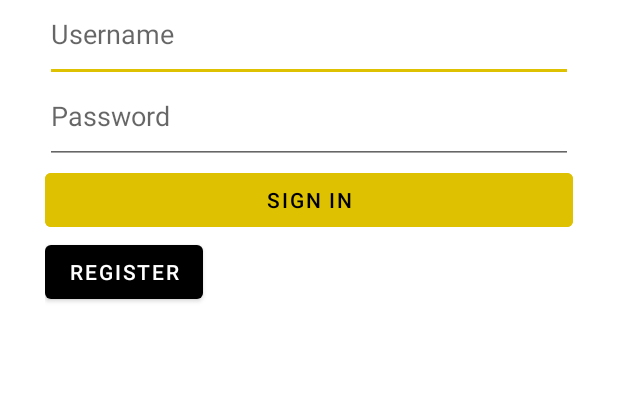
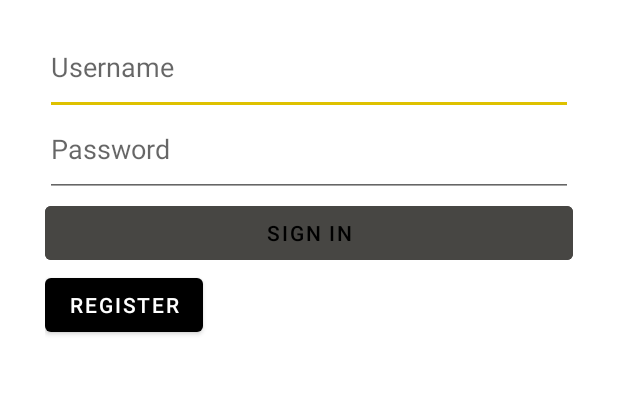
Before and after one commit to BowgartField/roundnet-tracker, an Android app: the screen it shows after launch (LoginActivity), on a phone screen of 412 x 824 dp, the part 281-676 px from its top. Run offline under Robolectric (Android 15) with nearby library versions, the phone set to English and light mode, and no system bars; 1 statement that could not run was skipped.

Commit message:
Add login logic

```diff
--- a/app/src/main/java/fr/hamchez/roundnettracker/database/DatabaseConnection.java
+++ b/app/src/main/java/fr/hamchez/roundnettracker/database/DatabaseConnection.java
@@ -23,7 +23,7 @@ public class DatabaseConnection {
 
             try{
 
-                connection = DriverManager.getConnection("jdbc:mysql://10.0.2.2:3306/tp2","root","");
+                connection = DriverManager.getConnection("jdbc:mysql://10.0.2.2:3306/roundnet","root","");
 
             }catch(Exception e){
                 e.printStackTrace();
--- /dev/null
+++ b/app/src/main/java/fr/hamchez/roundnettracker/database/RoundnetSQLite.java
@@ -0,0 +1,89 @@
+package fr.hamchez.roundnettracker.database;
+
+import android.content.ContentValues;
+import android.content.Context;
+import android.database.sqlite.SQLiteDatabase;
+import android.database.sqlite.SQLiteOpenHelper;
+
+import androidx.annotation.Nullable;
+
+import java.io.BufferedInputStream;
+import java.io.BufferedReader;
+import java.io.File;
+import java.io.InputStream;
+import java.io.InputStreamReader;
+import java.util.ArrayList;
+import java.util.Arrays;
+import java.util.List;
+
+import fr.hamchez.roundnettracker.R;
+
+public class RoundnetSQLite extends SQLiteOpenHelper {
+
+    Context context;
+
+    public RoundnetSQLite(Context context) {
+        super(context, "Roundnet", null, 1);
+
+        this.context = context;
+    }
+
+    @Override
+    public void onCreate(SQLiteDatabase db) {
+
+        System.out.println("OKKKKKKKKKKKKKKKKKKK");
+        createTables(db);
+    }
+
+    @Override
+    public void onUpgrade(SQLiteDatabase db, int oldVersion, int newVersion) {}
+
+    private void createTables(SQLiteDatabase db){
+
+        StringBuilder buffer = new StringBuilder();
+
+        try(InputStream is = context.getResources().openRawResource(R.raw.create_tables)){
+
+            // the stream holding the file content
+            BufferedReader bufferedReader = new BufferedReader(new InputStreamReader(is));
+
+            String line;
+
+            while ((line = bufferedReader.readLine()) != null) {
+
+                buffer.append(line);
+
+            }
+
+        }catch(Exception e){
+            e.printStackTrace();
+        }
+
+        // Arrays.asList(buffer.toString().split(";")).forEach(System.out::println);
+        Arrays.asList(buffer.toString().replace("\n","").split(";")).forEach(db::execSQL);
+
+    }
+
+    public void createTestPlayers(){
+
+        SQLiteDatabase db = this.getWritableDatabase();
+
+        ContentValues contentValues = new ContentValues();
+        contentValues.put("id","JB");
+        contentValues.put("userName","jbrichez");
+        contentValues.put("firstname","Jean-Benoit");
+        contentValues.put("lastname","Richez");
+        contentValues.put("birthday","22/02/2000");
+        contentValues.put("idTeam","0");
+
+        contentValues.put("password","$2a$12$MYpcwHsJzW4.50Zfrl7BYOnR/NolO5jSXoblyuJwseEnwnqFYAu5G");
+        contentValues.put("email","jerichez@gmail.com");
+
+        db.insert(
+                "Player",
+                null,
+                contentValues
+        );
+
+    }
+}
--- a/app/src/main/java/fr/hamchez/roundnettracker/ui/LoginActivity.java
+++ b/app/src/main/java/fr/hamchez/roundnettracker/ui/LoginActivity.java
@@ -2,25 +2,30 @@ package fr.hamchez.roundnettracker.ui;
 
 import androidx.appcompat.app.AppCompatActivity;
 
+import android.content.Intent;
 import android.os.Bundle;
 import android.text.Editable;
 import android.text.TextWatcher;
 import android.view.View;
 import android.widget.Button;
 import android.widget.EditText;
+import android.widget.TextView;
 
+import java.util.concurrent.Callable;
+
+import fr.hamchez.roundnettracker.MainActivity;
 import fr.hamchez.roundnettracker.R;
-import fr.hamchez.roundnettracker.database.DatabaseConnection;
-import fr.hamchez.roundnettracker.database.dao.UserDAO;
+import fr.hamchez.roundnettracker.database.RoundnetSQLite;
+import fr.hamchez.roundnettracker.database.dao.PlayerDAO;
+import fr.hamchez.roundnettracker.models.Player;
 
 public class LoginActivity extends AppCompatActivity {
 
     private EditText usernameEditText;
     private EditText passwordEditText;
+    private TextView errorMessageTextView;
 
     private Button signinButton;
-
-        UserDAO userDAO = new UserDAO();
 
     @Override
     protected void onCreate(Bundle savedInstanceState) {
@@ -30,10 +35,20 @@ public class LoginActivity extends AppCompatActivity {
         usernameEditText = findViewById(R.id.usernameEditText);
         passwordEditText = findViewById(R.id.passwordEditText);
         signinButton = findViewById(R.id.signinButton);
+        errorMessageTextView = findViewById(R.id.errorMessage);
 
         signinButton.setEnabled(false);
 
         addTextWatchers();
+
+
+        this.deleteDatabase("Roundnet");
+
+
+        RoundnetSQLite roundnetSQLite = new RoundnetSQLite(this);
+        roundnetSQLite.getWritableDatabase();
+
+        roundnetSQLite.createTestPlayers();
 
     }
 
@@ -47,7 +62,27 @@ public class LoginActivity extends AppCompatActivity {
 
             @Override
             public void onTextChanged(CharSequence s, int start, int before, int count) {
-                signinButton.setEnabled(s.length() != 0);
+                signinButton.setEnabled(
+                    !usernameEditText.getText().toString().isEmpty() &&  !passwordEditText.getText().toString().isEmpty()
+                );
+            }
+
+            @Override
+            public void afterTextChanged(Editable s) {
+
+            }
+        });
+        passwordEditText.addTextChangedListener(new TextWatcher() {
+            @Override
+            public void beforeTextChanged(CharSequence s, int start, int count, int after) {
+
+            }
+
+            @Override
+            public void onTextChanged(CharSequence s, int start, int before, int count) {
+                signinButton.setEnabled(
+                        !usernameEditText.getText().toString().isEmpty() &&  !passwordEditText.getText().toString().isEmpty()
+                );
             }
 
             @Override
@@ -56,35 +91,30 @@ public class LoginActivity extends AppCompatActivity {
             }
         });
 
-        passwordEditText.addTextChangedListener(new TextWatcher() {
-            @Override
-            public void beforeTextChanged(CharSequence s, int start, int count, int after) {
-
-            }
-
-            @Override
-            public void onTextChanged(CharSequence s, int start, int before, int count) {
-                signinButton.setEnabled(s.length() != 0);
-            }
-
-            @Override
-            public void afterTextChanged(Editable s) {
-
-            }
-        });
-
-
     }
 
     public void onSigninButtonClick(View view){
 
-        new Thread(() -> {
+        Callable<Player> getUser = () -> new PlayerDAO(this).login(usernameEditText.getText().toString(),passwordEditText.getText().toString());
 
+        try{
 
+            Player connectedPlayer = getUser.call();
 
-        });
+            if(connectedPlayer != null){
 
-        // userDAO.login(usernameEditText.getText(),passwordEditText.getText());
+                Intent intent = new Intent(this, MainActivity.class);
+                intent.putExtra("User", connectedPlayer);
+
+                startActivity(intent);
+
+            }else{
+                errorMessageTextView.setVisibility(View.VISIBLE);
+            }
+
+        }catch (Exception e){
+            e.printStackTrace();
+        }
 
     }
 
--- /dev/null
+++ b/app/src/main/res/color/button_color.xml
@@ -0,0 +1,5 @@
+<?xml version="1.0" encoding="utf-8"?>
+<selector xmlns:android="http://schemas.android.com/apk/res/android">
+    <item android:state_enabled="false" android:color="@color/grey"/>
+    <item android:color="@color/yellow" />
+</selector>
--- a/app/src/main/res/layout/activity_login.xml
+++ b/app/src/main/res/layout/activity_login.xml
@@ -26,6 +26,15 @@
             android:paddingLeft="30dp"
             android:paddingRight="30dp">
 
+            <TextView
+                android:id="@+id/errorMessage"
+                android:layout_width="match_parent"
+                android:layout_height="wrap_content"
+                android:text="@string/loginError"
+                android:textColor="#FF0000"
+                android:textSize="16sp"
+                android:visibility="invisible" />
+
             <EditText
                 android:id="@+id/usernameEditText"
                 android:layout_width="match_parent"
@@ -48,7 +57,7 @@
                 android:id="@+id/signinButton"
                 android:layout_width="match_parent"
                 android:layout_height="wrap_content"
-                android:backgroundTint="@color/yellow"
+                android:backgroundTint="@color/button_color"
                 android:onClick="onSigninButtonClick"
                 android:text="@string/sign_in"
                 android:textColor="@color/black" />
--- a/app/src/main/res/layout/nav_header_main.xml
+++ b/app/src/main/res/layout/nav_header_main.xml
@@ -22,6 +22,7 @@
         app:civ_border_width="3dp" />
 
     <TextView
+        android:id="@+id/userName"
         android:layout_width="match_parent"
         android:layout_height="40dp"
         android:gravity="center_vertical"
--- a/app/src/main/res/values/colors.xml
+++ b/app/src/main/res/values/colors.xml
@@ -9,4 +9,5 @@
     <color name="white">#FFFFFFFF</color>
 
     <color name="yellow">#DEC100</color>
+    <color name="grey">#474643</color>
 </resources>
--- a/app/src/main/res/values/strings.xml
+++ b/app/src/main/res/values/strings.xml
@@ -18,5 +18,7 @@
     <string name="sign_in">Sign in</string>
     <string name="register">Register</string>
 
+    <string name="loginError">Username or password incorrect</string>
+
 
 </resources>
```
Also changed, not shown: app/src/main/java/fr/hamchez/roundnettracker/MainActivity.java (+20 -0 lines), app/src/main/java/fr/hamchez/roundnettracker/database/dao/PlayerDAO.java (added, +83 -0 lines), app/src/main/java/fr/hamchez/roundnettracker/database/dao/UserDAO.java (deleted, +0 -69 lines), app/src/main/java/fr/hamchez/roundnettracker/models/Player.java (renamed from app/src/main/java/fr/hamchez/roundnettracker/models/User.java, +11 -3 lines), app/src/main/res/component/button_state.xml (added), 1 other file.
